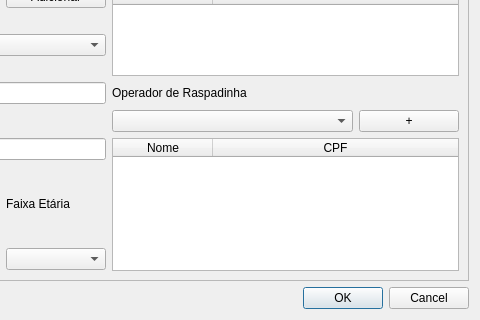
First picture: the form in GUI/festa.ui, repository fvendrameto/Databases-Final-Project, before the edit; both pictures show x 259 to 739 and y 230 to 550 of the 739 by 550 pixel window.
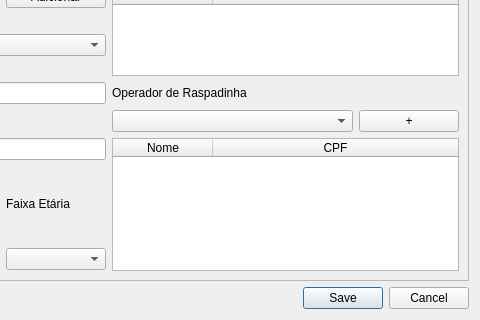
Second picture: the form after the edit.

What changed in the file:
```diff
--- a/GUI/festa.ui
+++ b/GUI/festa.ui
@@ -363,8 +363,11 @@
    </item>
    <item row="1" column="1">
     <widget class="QDialogButtonBox" name="buttonBox">
+     <property name="enabled">
+      <bool>true</bool>
+     </property>
      <property name="standardButtons">
-      <set>QDialogButtonBox::Cancel|QDialogButtonBox::Ok</set>
+      <set>QDialogButtonBox::Cancel|QDialogButtonBox::Save</set>
      </property>
     </widget>
    </item>
```
